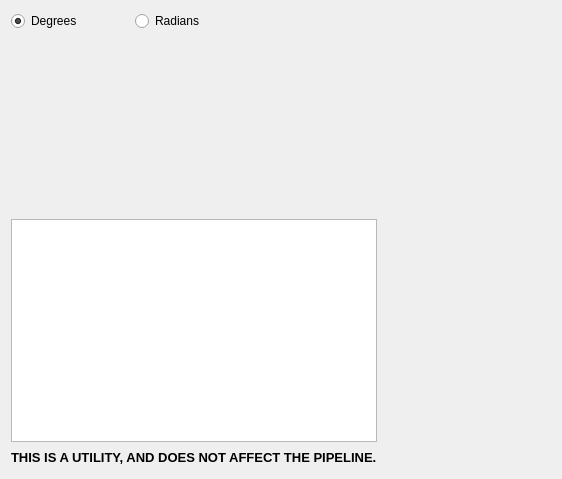
BlueQuartzSoftware/DREAM3D, file Source/Plugins/OrientationAnalysis/FilterParameterWidgets/UI_Files/OrientationUtilityWidget.ui: the form before one commit.
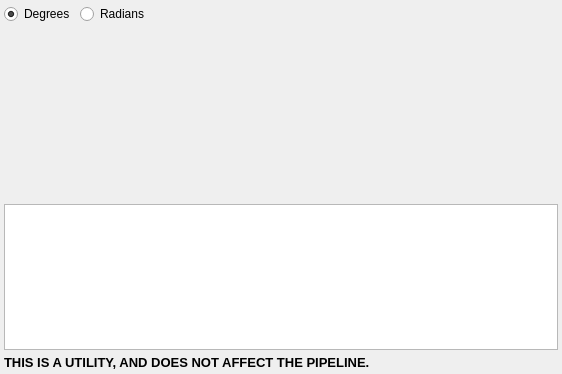
The form after the commit. Custom widgets are drawn as their Qt base class.

Commit message: Fixing some compile errors from generated codes.

```diff
--- a/Source/Plugins/OrientationAnalysis/FilterParameterWidgets/UI_Files/OrientationUtilityWidget.ui
+++ b/Source/Plugins/OrientationAnalysis/FilterParameterWidgets/UI_Files/OrientationUtilityWidget.ui
@@ -7,13 +7,28 @@
     <x>0</x>
     <y>0</y>
     <width>562</width>
-    <height>479</height>
+    <height>374</height>
    </rect>
   </property>
   <property name="windowTitle">
    <string>Form</string>
   </property>
   <layout class="QGridLayout" name="gridLayout">
+   <property name="leftMargin">
+    <number>4</number>
+   </property>
+   <property name="topMargin">
+    <number>4</number>
+   </property>
+   <property name="rightMargin">
+    <number>4</number>
+   </property>
+   <property name="bottomMargin">
+    <number>4</number>
+   </property>
+   <property name="spacing">
+    <number>5</number>
+   </property>
    <item row="0" column="2">
     <widget class="QRadioButton" name="radiansBtn">
      <property name="text">
@@ -157,40 +172,14 @@
    <item row="1" column="1" colspan="3">
     <widget class="AxisAngleWidget" name="axisAngleWidget" native="true"/>
    </item>
-   <item row="9" column="1" colspan="3">
+   <item row="9" column="1" colspan="4">
     <widget class="QLabel" name="label">
      <property name="text">
       <string>&lt;html&gt;&lt;head/&gt;&lt;body&gt;&lt;p&gt;&lt;span style=&quot; font-size:10pt; font-weight:600;&quot;&gt;THIS IS A UTILITY, AND DOES NOT AFFECT THE PIPELINE.&lt;/span&gt;&lt;/p&gt;&lt;/body&gt;&lt;/html&gt;</string>
      </property>
     </widget>
    </item>
-   <item row="8" column="4">
-    <spacer name="horizontalSpacer_9">
-     <property name="orientation">
-      <enum>Qt::Horizontal</enum>
-     </property>
-     <property name="sizeHint" stdset="0">
-      <size>
-       <width>185</width>
-       <height>20</height>
-      </size>
-     </property>
-    </spacer>
-   </item>
-   <item row="9" column="4">
-    <spacer name="horizontalSpacer_10">
-     <property name="orientation">
-      <enum>Qt::Horizontal</enum>
-     </property>
-     <property name="sizeHint" stdset="0">
-      <size>
-       <width>185</width>
-       <height>20</height>
-      </size>
-     </property>
-    </spacer>
-   </item>
-   <item row="8" column="1" colspan="3">
+   <item row="8" column="1" colspan="4">
     <widget class="QTextEdit" name="errorTextEdit">
      <property name="font">
       <font>
@@ -202,7 +191,11 @@
       <bool>true</bool>
      </property>
      <property name="html">
-      <string></string>
+      <string>&lt;!DOCTYPE HTML PUBLIC &quot;-//W3C//DTD HTML 4.0//EN&quot; &quot;http://www.w3.org/TR/REC-html40/strict.dtd&quot;&gt;
+&lt;html&gt;&lt;head&gt;&lt;meta name=&quot;qrichtext&quot; content=&quot;1&quot; /&gt;&lt;style type=&quot;text/css&quot;&gt;
+p, li { white-space: pre-wrap; }
+&lt;/style&gt;&lt;/head&gt;&lt;body style=&quot; font-family:'Arial'; font-size:9pt; font-weight:400; font-style:normal;&quot;&gt;
+&lt;p style=&quot;-qt-paragraph-type:empty; margin-top:0px; margin-bottom:0px; margin-left:0px; margin-right:0px; -qt-block-indent:0; text-indent:0px;&quot;&gt;&lt;br /&gt;&lt;/p&gt;&lt;/body&gt;&lt;/html&gt;</string>
      </property>
     </widget>
    </item>
```
Left out of the diff: 3 changed lines with no effect on the pictures.
